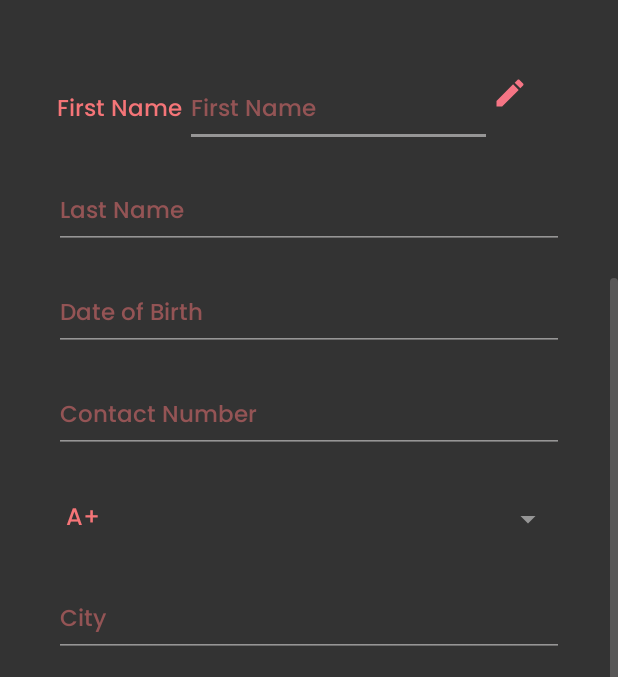
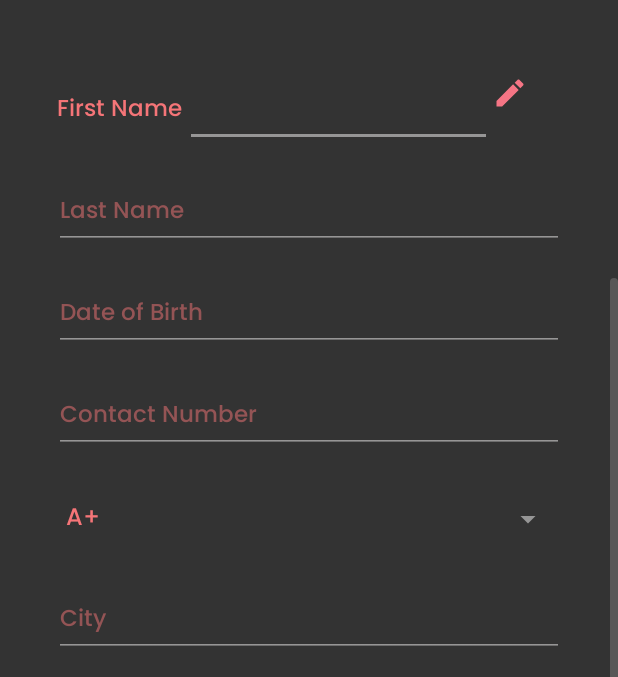
Before and after one commit to RenjithEc/bloodbank, an Android app: the ProfileActivity screen opened directly, with no data from a screen before it, scrolled down 204 dp, on a phone screen of 412 x 824 dp, the part 96-773 px from its top. Run offline under Robolectric (Android 15) with nearby library versions, the phone set to English and light mode, and no system bars; our stand-ins replace CircleImageView, Firebase (no records; nobody signed in at launch, a user with empty details on screens opened directly).

Commit message:
Edited Profile Page Date

```diff
--- a/app/src/main/res/layout/activity_profile.xml
+++ b/app/src/main/res/layout/activity_profile.xml
@@ -58,7 +58,7 @@
                     android:gravity="center"
                     android:layout_weight="1.5"
                     android:backgroundTint="@color/halfWhite"
-                    android:hint="@string/firstTimeUserHint_FName"
+                    android:autofillHints="@string/firstTimeUserHint_FName"
                     android:text="@string/firstTimeUserHint_FName"
                     android:textAlignment="gravity"
                     android:textColor="@color/redLight"
@@ -73,7 +73,6 @@
                     android:layout_weight="3.5"
                     android:autofillHints="@string/firstTimeUserHint_FName"
                     android:backgroundTint="@color/halfWhite"
-                    android:hint="@string/firstTimeUserHint_FName"
                     android:textColor="@color/redLight"
                     android:textColorHint="@color/redLight50"
                     android:textSize="15sp" />
@@ -82,10 +81,11 @@
                     android:id="@+id/edit_first_name_button"
                     android:layout_width="wrap_content"
                     android:layout_height="wrap_content"
-                    android:gravity="center"
                     android:background="?attr/selectableItemBackgroundBorderless"
                     android:contentDescription="@string/edit"
-                    android:src="@drawable/ic_edit" />
+                    android:gravity="center"
+                    android:src="@drawable/ic_edit"
+                    android:tooltipText="@string/edit" />
 
 
             </LinearLayout>
@@ -110,11 +110,15 @@
                 android:layout_width="340dp"
                 android:layout_height="48dp"
                 android:layout_marginTop="20dp"
+                android:autofillHints="@string/firstTimeUserHint_DOB"
+                android:hint="@string/firstTimeUserHint_DOB"
                 android:backgroundTint="@color/halfWhite"
-                android:hint="@string/firstTimeUserHint_DOB"
                 android:textColor="@color/redLight"
                 android:textColorHint="@color/redLight50"
                 android:textSize="15sp"
+                android:focusable="false"
+                android:clickable="true"
+                android:inputType="none"
                 app:layout_constraintEnd_toEndOf="parent"
                 app:layout_constraintHorizontal_bias="0.5"
                 app:layout_constraintStart_toStartOf="parent"
@@ -146,6 +150,7 @@
                 android:entries="@array/allBloodGroups"
                 android:textColor="@color/redLight"
                 android:textColorHint="@color/redLight50"
+                android:popupBackground="@color/actionBarColor"
                 app:layout_constraintEnd_toEndOf="parent"
                 app:layout_constraintHorizontal_bias="0.5"
                 app:layout_constraintStart_toStartOf="parent"
--- a/app/src/main/res/values/strings.xml
+++ b/app/src/main/res/values/strings.xml
@@ -98,6 +98,7 @@
     <string name="changeProfilePic">Change Profile Picture</string>
     <string name="saveChanges">Save</string>
     <string name="edit">Edit</string>
+    <string name="date_format">%02d/%02d/%d</string>
 
     <!-- Popup menu -->
     <string name="editPostPopUp">Edit Post</string>
@@ -110,4 +111,5 @@
     <!-- Popup menu -->
     <string name="deleteDialogTitle">Delete Post</string>
     <string name="deleteDialogText">Are you sure you want to delete this post?</string>
+
 </resources>
```
Also changed, not shown: app/src/main/java/com/example/bloodbank/ProfileActivity.kt (+29 -3 lines).
